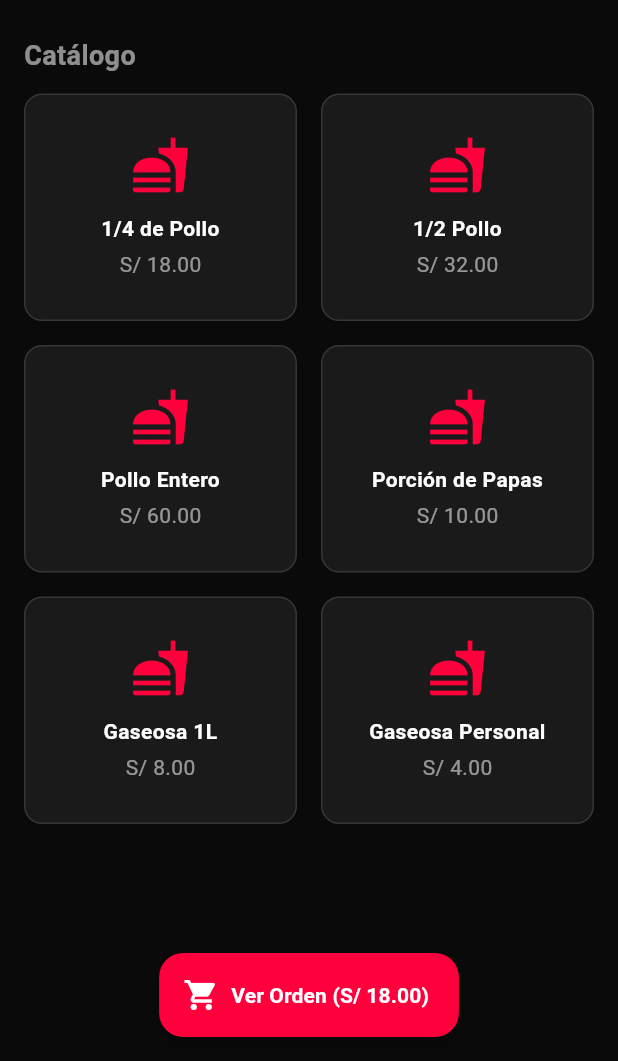
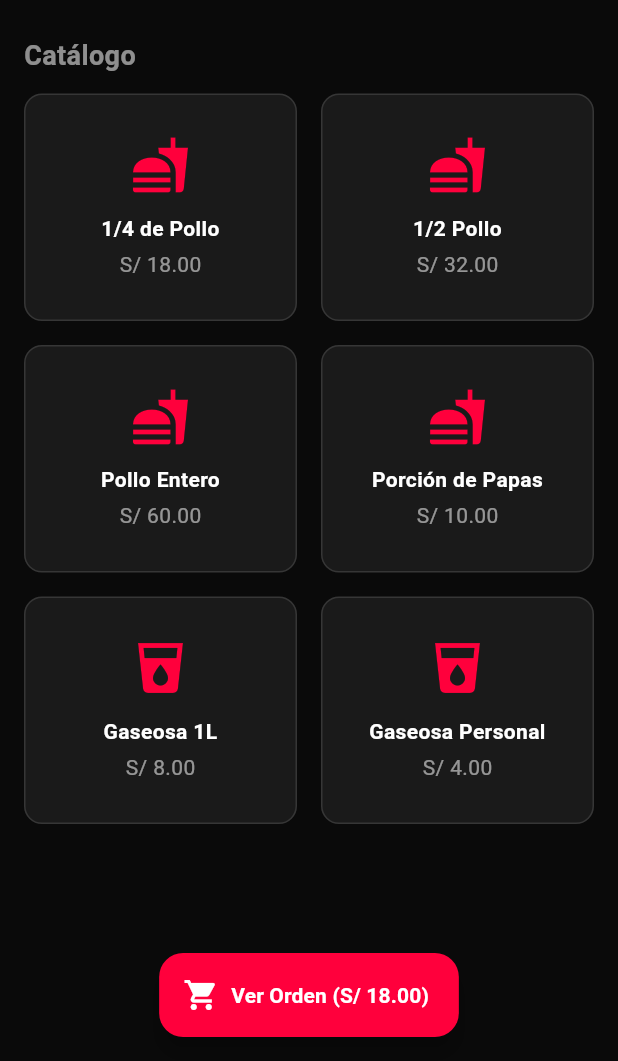
Before and after one commit to deividlima1234/PioSystem, a Flutter app: the MainLayout screen opened directly, after a tap on "1/4 de Pollo", on a phone screen of 412 x 824 dp, the part 175-1236 px from its top. Run offline on Flutter 3.47's test engine with Material 3 defaults, Android fonts, the phone set to English and light mode, and no system bars; our stand-ins replace device_info_plus, isar, shared_preferences; accounts and stored records are empty; generated files the repository leaves out were written again.

Commit message:
chore: update project files

```diff
--- a/lib/screens/main_layout.dart
+++ b/lib/screens/main_layout.dart
@@ -2,6 +2,7 @@ import 'package:flutter/material.dart';
 import 'package:provider/provider.dart';
 import 'pos_screen.dart';
 import 'history_screen.dart';
+import 'catalog_screen.dart';
 import '../theme/app_theme.dart';
 import '../widgets/profile_modal_widget.dart';
 import '../services/isar_service.dart';
@@ -43,6 +44,7 @@ class _MainLayoutState extends State<MainLayout> {
     final List<Widget> screens = [
       const PosScreen(),
       Center(child: Text("Cuentas Abiertas (En Desarrollo)", style: TextStyle(color: context.colors.textPrimary))),
+      const CatalogScreen(),
       const HistoryScreen(),
       Center(child: Text("Cierre de Caja (En Desarrollo)", style: TextStyle(color: context.colors.textPrimary))),
       _buildSettingsScreen(),
@@ -140,9 +142,10 @@ class _MainLayoutState extends State<MainLayout> {
                         children: [
                           _buildNavItem(Icons.point_of_sale, "Ventas", 0),
                           _buildNavItem(Icons.table_restaurant, "Cuentas", 1),
-                          _buildNavItem(Icons.history, "Historial", 2),
-                          _buildNavItem(Icons.receipt_long, "Cierre", 3),
-                          _buildNavItem(Icons.settings, "Ajustes", 4),
+                          _buildNavItem(Icons.inventory_2_outlined, "Catálogo", 2),
+                          _buildNavItem(Icons.history, "Historial", 3),
+                          _buildNavItem(Icons.receipt_long, "Cierre", 4),
+                          _buildNavItem(Icons.settings, "Ajustes", 5),
                           Padding(
                             padding: const EdgeInsets.symmetric(horizontal: 16.0),
                             child: Divider(color: context.colors.borderLight),
--- a/lib/screens/pos_screen.dart
+++ b/lib/screens/pos_screen.dart
@@ -1,6 +1,7 @@
 import 'package:flutter/material.dart';
 import '../services/isar_service.dart';
 import '../models/order.dart';
+import '../models/product.dart';
 import '../theme/app_theme.dart';
 import '../widgets/profile_modal_widget.dart';
 
@@ -15,12 +16,25 @@ class _PosScreenState extends State<PosScreen> {
   final IsarService _isarService = IsarService();
   String _businessName = "Cargando...";
   String _userName = "Usuario";
-  String _userEmail = "correo@ejemplo.com";
+
+  List<Product> _products = [];
 
   @override
   void initState() {
     super.initState();
     _loadHeaderData();
+    _loadProducts();
+  }
+
+  Future<void> _loadProducts() async {
+    // Si no hay productos, poblamos la base de datos con los de ejemplo
+    await _isarService.seedProductsIfEmpty();
+    final products = await _isarService.getAvailableProducts();
+    if (mounted) {
+      setState(() {
+        _products = products;
+      });
+    }
   }
 
   Future<void> _loadHeaderData() async {
@@ -30,30 +44,25 @@ class _PosScreenState extends State<PosScreen> {
       setState(() {
         _businessName = config?.businessName ?? "PioSystem POS";
         _userName = user?.name ?? "Cajero(a)";
-        _userEmail = user?.email ?? "Sin correo";
       });
     }
   }
 
-  // Mock data para el MVP visual
-  final List<Map<String, dynamic>> _products = [
-    {"name": "1/4 de Pollo", "price": 18.00, "category": "Platos"},
-    {"name": "1/2 Pollo", "price": 32.00, "category": "Platos"},
-    {"name": "Pollo Entero", "price": 60.00, "category": "Platos"},
-    {"name": "Porción de Papas", "price": 10.00, "category": "Extras"},
-    {"name": "Gaseosa 1L", "price": 8.00, "category": "Bebidas"},
-    {"name": "Gaseosa Personal", "price": 4.00, "category": "Bebidas"},
-  ];
-
   final List<Map<String, dynamic>> _cart = [];
 
-  void _addToCart(Map<String, dynamic> product) {
+  void _addToCart(Product product) {
     setState(() {
-      var existing = _cart.where((item) => item['name'] == product['name']);
+      var existing = _cart.where((item) => item['id'] == product.id);
       if (existing.isNotEmpty) {
         existing.first['quantity']++;
       } else {
-        _cart.add({...product, 'quantity': 1});
+        _cart.add({
+          'id': product.id,
+          'name': product.name,
+          'price': product.price,
+          'category': product.category,
+          'quantity': 1
+        });
       }
     });
   }
@@ -79,11 +88,11 @@ class _PosScreenState extends State<PosScreen> {
 
     List<OrderItem> items = _cart.map((item) {
       return OrderItem()
-        ..productId = 0 // Mock ID para MVP
-        ..productName = item['name']
-        ..unitPrice = item['price']
-        ..quantity = item['quantity']
-        ..subtotal = item['price'] * item['quantity'];
+        ..productId = item['id'] as int
+        ..productName = item['name'] as String
+        ..unitPrice = item['price'] as double
+        ..quantity = item['quantity'] as int
+        ..subtotal = (item['price'] * item['quantity']) as double;
     }).toList();
 
     await _isarService.saveOrder(order, items);
@@ -190,16 +199,20 @@ class _PosScreenState extends State<PosScreen> {
                           child: Column(
                             mainAxisAlignment: MainAxisAlignment.center,
                             children: [
-                              Icon(Icons.fastfood, size: 40, color: context.colors.primary),
+                              Icon(
+                                product.category.toLowerCase() == 'bebidas' ? Icons.local_drink : Icons.fastfood,
+                                size: 40,
+                                color: context.colors.primary
+                              ),
                               const SizedBox(height: 12),
                               Text(
-                                product['name'],
+                                product.name,
                                 textAlign: TextAlign.center,
                                 style: TextStyle(color: context.colors.textPrimary, fontWeight: FontWeight.bold),
                               ),
                               const SizedBox(height: 4),
                               Text(
-                                "S/ ${product['price'].toStringAsFixed(2)}",
+                                "S/ ${product.price.toStringAsFixed(2)}",
                                 style: TextStyle(color: context.colors.textSecondary),
                               ),
                             ],
--- a/lib/services/isar_service.dart
+++ b/lib/services/isar_service.dart
@@ -27,15 +27,42 @@ class IsarService {
     return Future.value(Isar.getInstance());
   }
 
-  // Métodos de ejemplo para interactuar con la base de datos
   Future<void> saveProduct(Product newProduct) async {
     final isar = await db;
     isar.writeTxnSync<int>(() => isar.products.putSync(newProduct));
   }
 
+  Future<void> deleteProduct(int id) async {
+    final isar = await db;
+    isar.writeTxnSync(() => isar.products.deleteSync(id));
+  }
+
   Future<List<Product>> getAllProducts() async {
     final isar = await db;
     return await isar.products.where().findAll();
+  }
+
+  Future<List<Product>> getAvailableProducts() async {
+    final isar = await db;
+    return await isar.products.filter().isAvailableEqualTo(true).findAll();
+  }
+
+  Future<void> seedProductsIfEmpty() async {
+    final isar = await db;
+    final count = await isar.products.count();
+    if (count == 0) {
+      final initialProducts = [
+        Product()..name = "1/4 de Pollo"..price = 18.00..category = "Platos",
+        Product()..name = "1/2 Pollo"..price = 32.00..category = "Platos",
+        Product()..name = "Pollo Entero"..price = 60.00..category = "Platos",
+        Product()..name = "Porción de Papas"..price = 10.00..category = "Extras",
+        Product()..name = "Gaseosa 1L"..price = 8.00..category = "Bebidas",
+        Product()..name = "Gaseosa Personal"..price = 4.00..category = "Bebidas",
+      ];
+      await isar.writeTxn(() async {
+        await isar.products.putAll(initialProducts);
+      });
+    }
   }
 
   // --- MÉTODOS DE REGISTRO (PRIMER USO) ---
--- a/lib/theme/app_theme.dart
+++ b/lib/theme/app_theme.dart
@@ -9,6 +9,7 @@ enum AppThemeType {
 
 class AppColors {
   final Color primary;
+  final Color onPrimary;
   final Color primaryDark;
   final Color background;
   final Color surface;
@@ -23,6 +24,7 @@ class AppColors {
   final Color borderFaintest;
   final Color success;
   final Color error;
+  final Color onError;
   final Color errorAccent;
   final Color black;
   final Color transparent;
@@ -30,6 +32,7 @@ class AppColors {
 
   const AppColors({
     required this.primary,
+    required this.onPrimary,
     required this.primaryDark,
     required this.background,
     required this.surface,
@@ -44,6 +47,7 @@ class AppColors {
     required this.borderFaintest,
     required this.success,
     required this.error,
+    required this.onError,
     required this.errorAccent,
     required this.black,
     required this.transparent,
@@ -53,6 +57,7 @@ class AppColors {
   static const AppColors darkRed = AppColors(
     isDark: true,
     primary: Color(0xFFFF003C),
+    onPrimary: Colors.white,
     primaryDark: Color(0xFF990024),
     background: Color(0xFF0A0A0A),
     surface: Color(0xFF1A1A1A),
@@ -67,6 +72,7 @@ class AppColors {
     borderFaintest: Colors.white10,
     success: Colors.greenAccent,
     error: Colors.red,
+    onError: Colors.white,
     errorAccent: Colors.redAccent,
     black: Colors.black,
     transparent: Colors.transparent,
@@ -75,6 +81,7 @@ class AppColors {
   static const AppColors lightBlue = AppColors(
     isDark: false,
     primary: Color(0xFF1565C0), // Azul principal
+    onPrimary: Colors.white, // Texto en azul principal
     primaryDark: Color(0xFF0D47A1), // Azul oscuro
     background: Color(0xFFF5F5F5), // Fondo general gris suave
     surface: Color(0xFFFFFFFF), // Tarjetas blancas
@@ -89,6 +96,7 @@ class AppColors {
     borderFaintest: Color(0xFFEEEEEE),
     success: Colors.green,
     error: Colors.red,
+    onError: Colors.white,
     errorAccent: Colors.redAccent,
     black: Colors.black,
     transparent: Colors.transparent,
@@ -117,11 +125,11 @@ class ThemeProvider extends ChangeNotifier {
       colorScheme: ColorScheme(
         brightness: colors.isDark ? Brightness.dark : Brightness.light,
         primary: colors.primary,
-        onPrimary: Colors.white,
+        onPrimary: colors.onPrimary,
         secondary: colors.primaryDark,
         onSecondary: Colors.white,
         error: colors.error,
-        onError: Colors.white,
+        onError: colors.onError,
         surface: colors.surface,
         onSurface: colors.textPrimary,
         background: colors.background,
```
Also changed, not shown: lib/screens/catalog_screen.dart (added, +287 -0 lines), 1 other file.
